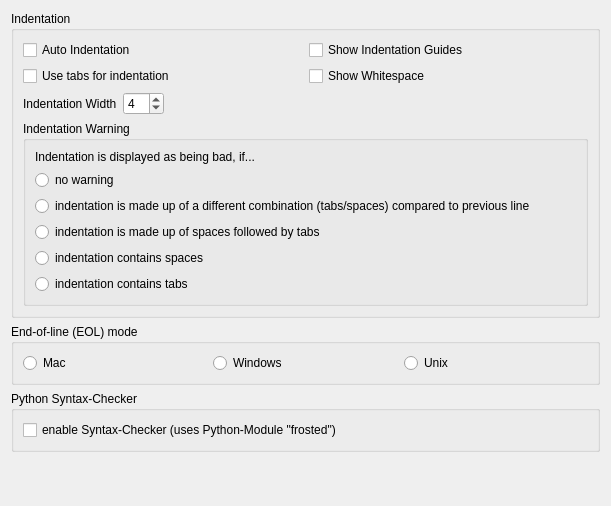
itom-project/itom, file Qitom/ui/widgetPropEditorGeneral.ui: the form before one commit.
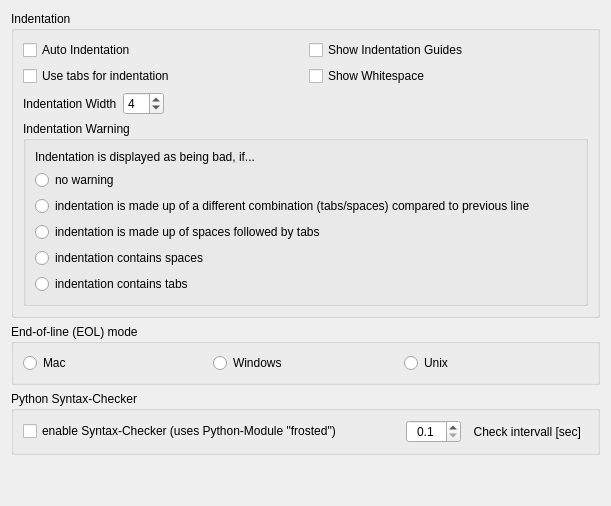
The form after the commit.

Commit message: further improvements of syntax check

```diff
--- a/Qitom/ui/widgetPropEditorGeneral.ui
+++ b/Qitom/ui/widgetPropEditorGeneral.ui
@@ -184,11 +184,65 @@
      </property>
      <layout class="QVBoxLayout" name="verticalLayout_3">
       <item>
-       <widget class="QCheckBox" name="checkSyntaxChecker">
-        <property name="text">
-         <string>enable Syntax-Checker (uses Python-Module &quot;frosted&quot;)</string>
-        </property>
-       </widget>
+       <layout class="QHBoxLayout" name="horizontalLayout_3">
+        <item>
+         <widget class="QCheckBox" name="checkSyntaxChecker">
+          <property name="text">
+           <string>enable Syntax-Checker (uses Python-Module &quot;frosted&quot;)</string>
+          </property>
+         </widget>
+        </item>
+        <item>
+         <widget class="QDoubleSpinBox" name="spinSyntaxIntervall">
+          <property name="enabled">
+           <bool>true</bool>
+          </property>
+          <property name="sizePolicy">
+           <sizepolicy hsizetype="Fixed" vsizetype="Fixed">
+            <horstretch>0</horstretch>
+            <verstretch>0</verstretch>
+           </sizepolicy>
+          </property>
+          <property name="minimumSize">
+           <size>
+            <width>55</width>
+            <height>0</height>
+           </size>
+          </property>
+          <property name="layoutDirection">
+           <enum>Qt::LeftToRight</enum>
+          </property>
+          <property name="alignment">
+           <set>Qt::AlignCenter</set>
+          </property>
+          <property name="decimals">
+           <number>1</number>
+          </property>
+          <property name="minimum">
+           <double>0.100000000000000</double>
+          </property>
+          <property name="maximum">
+           <double>10.000000000000000</double>
+          </property>
+          <property name="singleStep">
+           <double>0.500000000000000</double>
+          </property>
+         </widget>
+        </item>
+        <item>
+         <widget class="QLabel" name="labelSyntaxIntervallComment">
+          <property name="sizePolicy">
+           <sizepolicy hsizetype="Fixed" vsizetype="Preferred">
+            <horstretch>0</horstretch>
+            <verstretch>0</verstretch>
+           </sizepolicy>
+          </property>
+          <property name="text">
+           <string extracomment="The timer is started when entering a new line">  Check intervall [sec]  </string>
+          </property>
+         </widget>
+        </item>
+       </layout>
       </item>
      </layout>
     </widget>
```
The commit also changes 4 other files.
